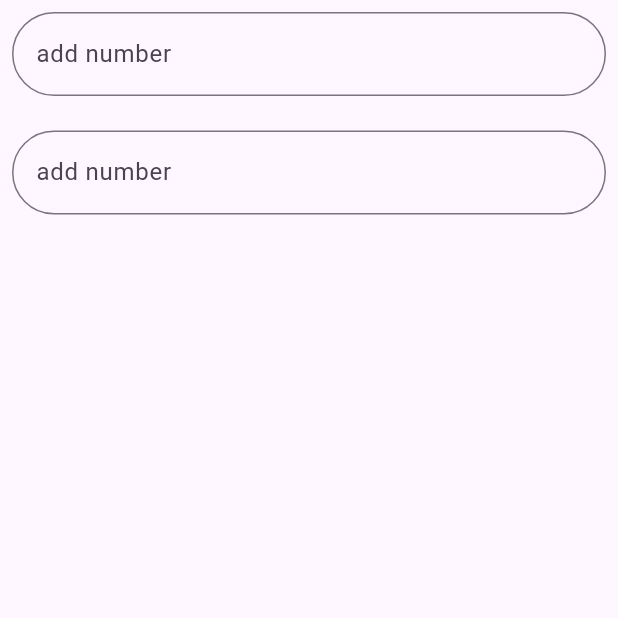
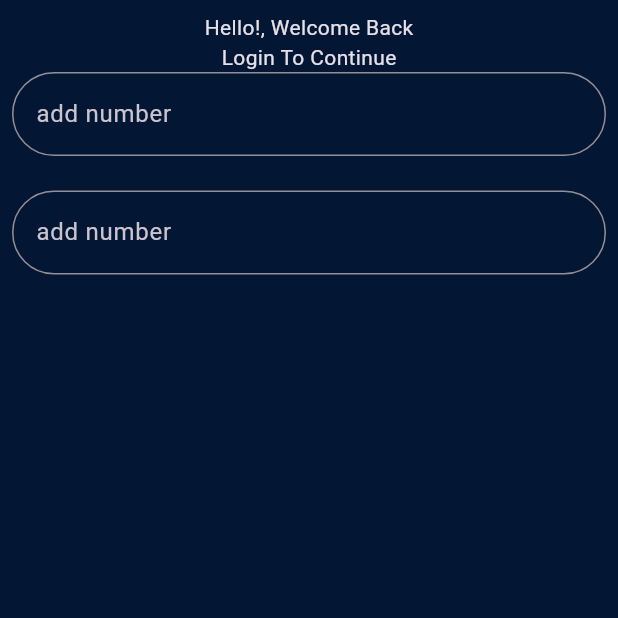
Before and after one commit to Jn-Sajol/Flutter-Map-Application, a Flutter app: the screen it shows after launch, on a phone screen of 412 x 824 dp, the top half of it. Run offline on Flutter 3.47's test engine with Material 3 defaults, Android fonts, the phone set to English and light mode, and no system bars.

Commit message:
styling homepage

```diff
--- a/lib/main.dart
+++ b/lib/main.dart
@@ -1,19 +1,23 @@
 import 'package:birthday_app/pages/homepage.dart';
 import 'package:flutter/material.dart';
 
-void main (){
-runApp(const MyApp());
+void main() {
+  runApp(const MyApp());
 }
 
-class MyApp extends StatelessWidget{
+class MyApp extends StatelessWidget {
   const MyApp({super.key});
 
   @override
   Widget build(BuildContext context) {
-    return const MaterialApp(
-    debugShowCheckedModeBanner: false,
-    home: HomePage(),
+    return MaterialApp(
+      debugShowCheckedModeBanner: false,
+      theme: ThemeData(
+      scaffoldBackgroundColor: const Color.fromARGB(255, 3, 22, 51),
+      // brightness:
+      brightness: Brightness.dark,
+      ),
+      home: const HomePage(),
     );
   }
-
 }
--- a/lib/pages/homepage.dart
+++ b/lib/pages/homepage.dart
@@ -10,6 +10,8 @@ class HomePage extends StatelessWidget {
           padding: const EdgeInsets.all(8.0),
           child: Column(
                 children: [
+                const Text('Hello!, Welcome Back'),
+                const Text('Login To Continue'),
                 TextField(
                 decoration: const InputDecoration(
                 hintText:'add number',
```
